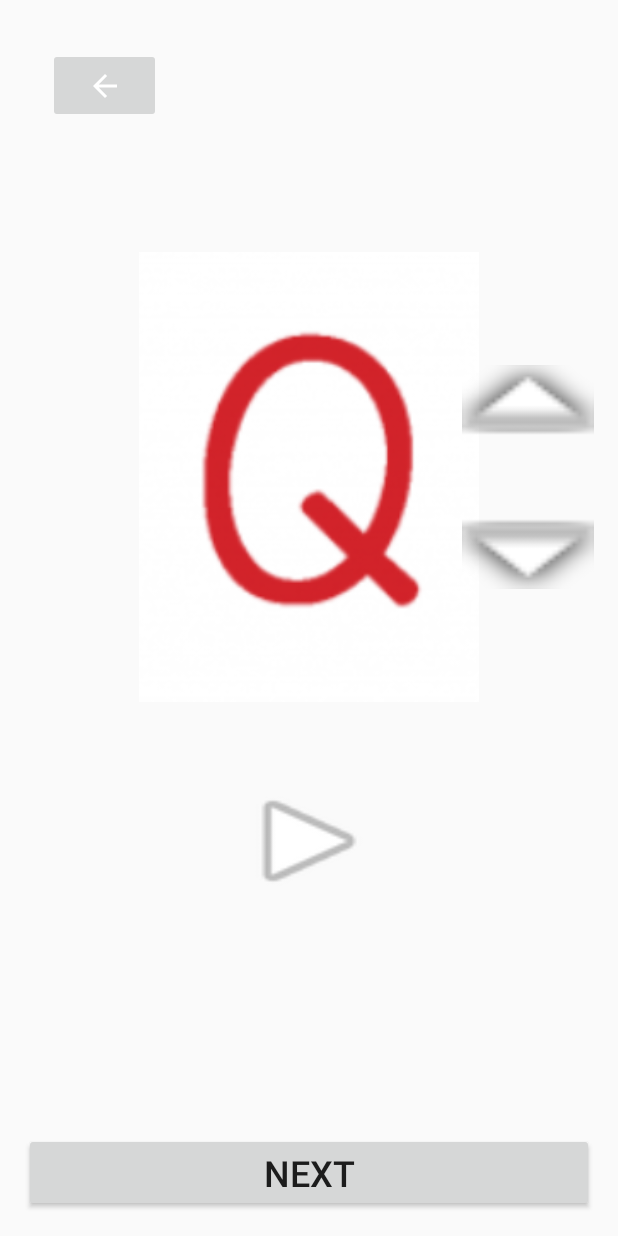
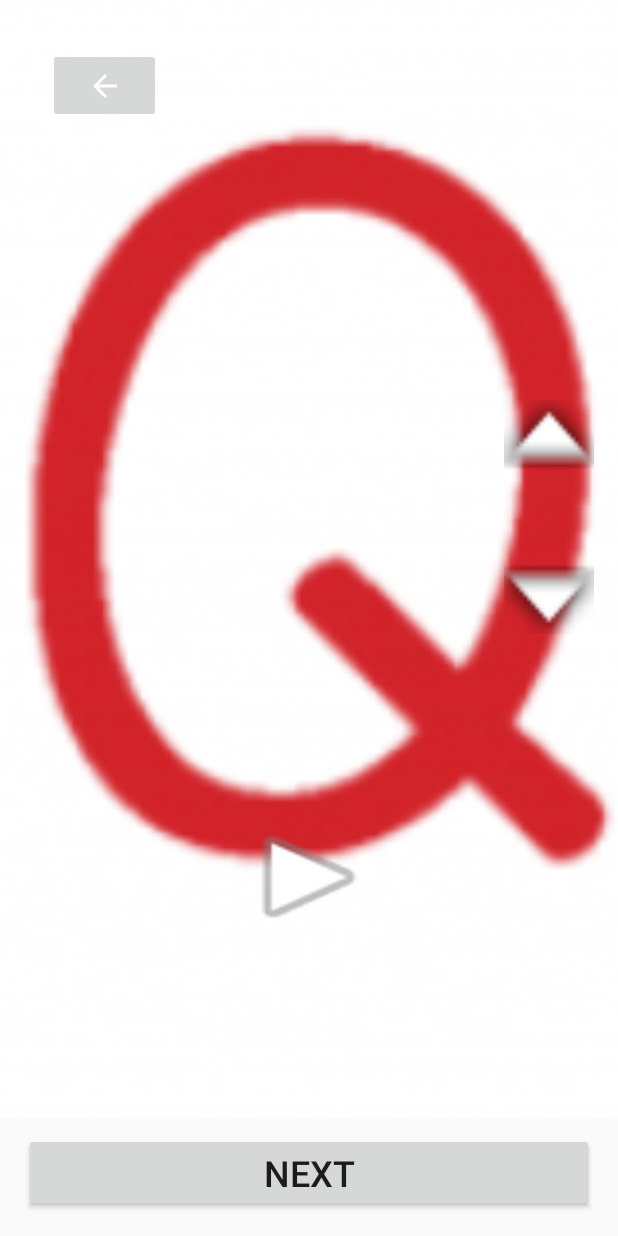
Before and after one commit to jaschlak/LearnLetters, an Android app: the screen it shows after launch (PracticeActivity), after a tap on an icon or button, on a phone screen of 412 x 824 dp. Run offline under Robolectric (Android 15) with nearby library versions, the phone set to English and light mode, and no system bars; 2 other taps on this screen came first.

Commit message:
Upper and lower, live update

```diff
--- a/app/src/main/java/com/blinky/learnletters/PracticeActivity.kt
+++ b/app/src/main/java/com/blinky/learnletters/PracticeActivity.kt
@@ -7,12 +7,14 @@ import androidx.appcompat.app.AppCompatActivity
 import kotlinx.android.synthetic.main.practice_layout.*
 import java.util.*
 
+import android.widget.RelativeLayout
+
 class PracticeActivity : AppCompatActivity() {
 
     private var mediaPlayer: MediaPlayer? = null
 
-    var letter_index = 1
-    var case_selected = "upper"
+    var letter_index = 0
+    var case_selected = "lower"
 
     var lower_image_list = arrayListOf(
         R.drawable.lower_a,
@@ -110,7 +112,7 @@ class PracticeActivity : AppCompatActivity() {
     override fun onCreate(savedInstanceState: Bundle?) {
         super.onCreate(savedInstanceState)
         setContentView(R.layout.practice_layout)
-
+        resizeImageView()
         mediaPlayer = MediaPlayer.create(this, R.raw.a)
         mediaPlayer?.setVolume(1f, 1f)
         mediaPlayer?.setOnPreparedListener {
@@ -120,10 +122,12 @@ class PracticeActivity : AppCompatActivity() {
 
     fun upperArrowClicked(view: View){
         case_selected = "upper"
+        resizeImageView()
     }
 
     fun lowerArrowClicked(view: View){
         case_selected = "lower"
+        resizeImageView()
     }
 
      fun clickedPlay(view: View){
@@ -131,17 +135,39 @@ class PracticeActivity : AppCompatActivity() {
     }
 
     fun practiceNextClicked(view: View){
-        var letterIndex = makeLetterIndex()
+        letter_index = makeLetterIndex()
         if (case_selected == "lower"){
-            letterImageView.setImageResource(lower_image_list[letterIndex])
+            letterImageView.setImageResource(lower_image_list[letter_index])
+
         }
         else{
-            letterImageView.setImageResource(upper_image_list[letterIndex])
+            letterImageView.setImageResource(upper_image_list[letter_index])
+            resizeImageView()
         }
-        mediaPlayer = MediaPlayer.create(this, sound_list[letterIndex])
+        mediaPlayer = MediaPlayer.create(this, sound_list[letter_index])
         mediaPlayer?.setVolume(1f, 1f)
         mediaPlayer?.setOnPreparedListener {
             println("READY TO GO")
+        }
+    }
+
+    fun resizeImageView(){
+        if (case_selected == "upper") {
+            letterImageView.requestLayout()
+            letterImageView.setImageResource(upper_image_list[letter_index])
+            letterImageView.getLayoutParams().height = 1200
+            letterImageView.getLayoutParams().width = 1200
+            letterImageView.setScaleType(letterImageView.scaleType)
+            letterImageView.setImageResource(upper_image_list[letter_index])
+
+        }
+        else {
+            letterImageView.requestLayout()
+            letterImageView.setImageResource(upper_image_list[letter_index])
+            letterImageView.getLayoutParams().height = 800
+            letterImageView.getLayoutParams().width = 800
+            letterImageView.setScaleType(letterImageView.scaleType)
+            letterImageView.setImageResource(lower_image_list[letter_index])
         }
     }
 
--- a/app/src/main/res/layout/practice_layout.xml
+++ b/app/src/main/res/layout/practice_layout.xml
@@ -12,11 +12,11 @@
         android:layout_width="300dp"
         android:layout_height="300dp"
         android:src="@drawable/lower_a"
-        app:layout_constraintBottom_toBottomOf="parent"
+        app:layout_constraintBottom_toTopOf="@+id/guideline2"
         app:layout_constraintEnd_toEndOf="parent"
+        app:layout_constraintHorizontal_bias="0.495"
         app:layout_constraintStart_toStartOf="parent"
-        app:layout_constraintTop_toTopOf="parent"
-        app:layout_constraintVertical_bias="0.32" />
+        app:layout_constraintTop_toTopOf="@+id/guideline2" />
 
     <Button
         android:id="@+id/playBtn"
@@ -27,8 +27,7 @@
         app:layout_constraintBottom_toBottomOf="parent"
         app:layout_constraintEnd_toEndOf="parent"
         app:layout_constraintStart_toStartOf="parent"
-        app:layout_constraintTop_toBottomOf="@+id/letterImageView"
-        app:layout_constraintVertical_bias="0.19" />
+        app:layout_constraintTop_toTopOf="@+id/guideline2" />
 
     <Button
         android:id="@+id/practiceNextBtn"
@@ -56,23 +55,30 @@
 
     <Button
         android:id="@+id/button"
-        android:layout_width="wrap_content"
+        android:layout_width="60dp"
         android:layout_height="wrap_content"
-        android:layout_marginTop="75dp"
         android:layout_marginEnd="16dp"
+        android:layout_marginBottom="30dp"
         android:background="@android:drawable/arrow_up_float"
         android:onClick="upperArrowClicked"
-        app:layout_constraintEnd_toEndOf="parent"
-        app:layout_constraintTop_toTopOf="@+id/letterImageView" />
+        app:layout_constraintBottom_toTopOf="@+id/guideline2"
+        app:layout_constraintEnd_toEndOf="parent" />
 
     <Button
         android:id="@+id/button2"
+        android:layout_width="60dp"
+        android:layout_height="wrap_content"
+        android:layout_marginTop="30dp"
+        android:layout_marginEnd="16dp"
+        android:background="@android:drawable/arrow_down_float"
+        android:onClick="lowerArrowClicked"
+        app:layout_constraintEnd_toEndOf="parent"
+        app:layout_constraintTop_toTopOf="@+id/guideline2" />
+
+    <androidx.constraintlayout.widget.Guideline
+        android:id="@+id/guideline2"
         android:layout_width="wrap_content"
         android:layout_height="wrap_content"
-        android:layout_marginEnd="16dp"
-        android:layout_marginBottom="75dp"
-        android:background="@android:drawable/arrow_down_float"
-        android:onClick="lowerArrowClicked"
-        app:layout_constraintBottom_toBottomOf="@+id/letterImageView"
-        app:layout_constraintEnd_toEndOf="parent" />
+        android:orientation="horizontal"
+        app:layout_constraintGuide_percent="0.41860464" />
 </androidx.constraintlayout.widget.ConstraintLayout>
```
